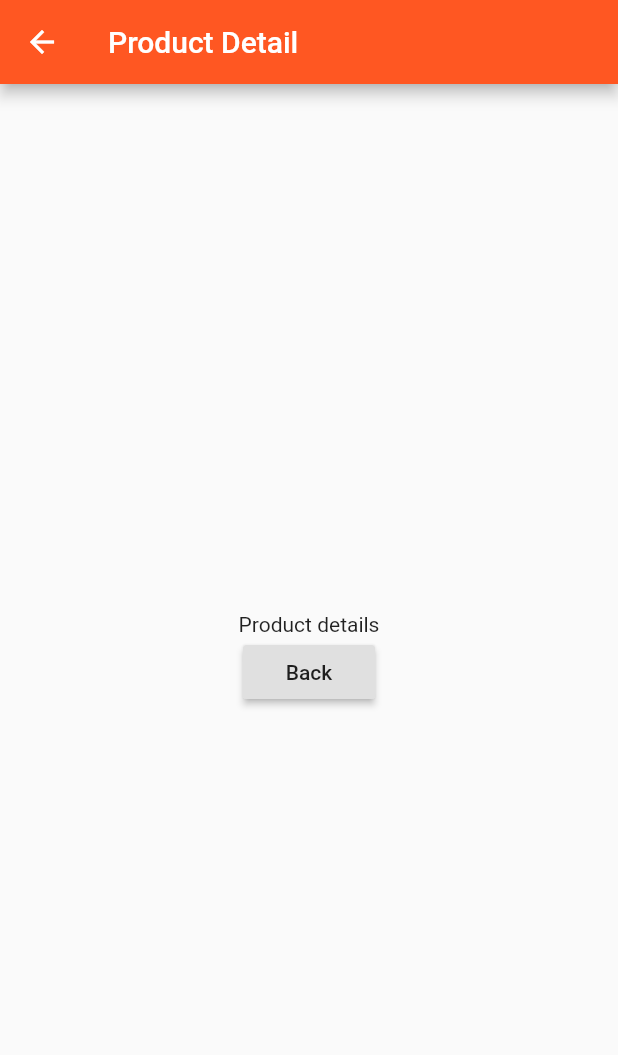
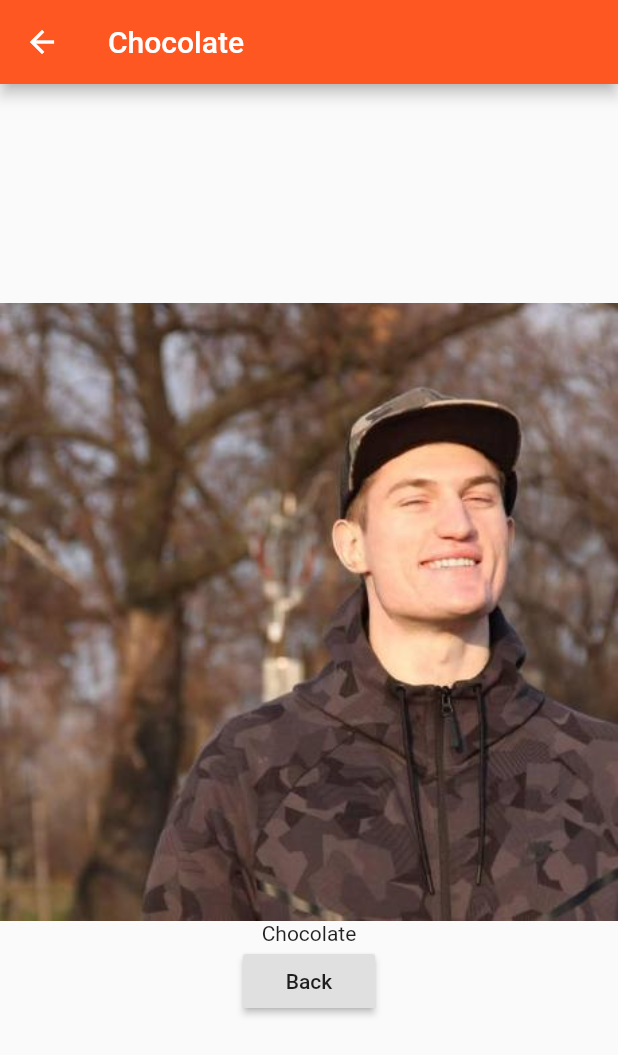
Before and after one commit to djurobrah/flutter_practice, a Flutter app: the screen it shows after launch, after a tap on "Press me!", after a tap on "Details", on a phone screen of 412 x 824 dp. Shown: the top 1055 px of the screen. Run offline on Flutter 3.47's test engine with Material 2 defaults, Android fonts, the phone set to English and light mode, and no system bars.

Commit message:
Passing data forward. (& maps)

```diff
--- a/lib/pages/product.dart
+++ b/lib/pages/product.dart
@@ -1,22 +1,26 @@
 import 'package:flutter/material.dart';
 
 class ProductPage extends StatelessWidget {
+
+  final String title;
+  final String imageUrl;
+
+  ProductPage(this.title, this.imageUrl);
+
   @override
   Widget build(BuildContext context) {
     return Scaffold(
       appBar: AppBar(
-        title: Text("Product Detail"),
+        title: Text(title),
       ),
-      body: Center(
-        child: Column(
-          mainAxisAlignment: MainAxisAlignment.center,
-          children: <Widget>[
-//            Image.asset('assets/image.jpg'),
-            Text("Product details"),
-            RaisedButton(
-                child: Text("Back"), onPressed: () => Navigator.pop(context))
-          ],
-        ),
+      body: Column(
+        mainAxisAlignment: MainAxisAlignment.center,
+        children: <Widget>[
+          Image.asset(imageUrl),
+          Text(title),
+          RaisedButton(
+              child: Text("Back"), onPressed: () => Navigator.pop(context))
+        ],
       ),
     );
   }
--- a/lib/product_control.dart
+++ b/lib/product_control.dart
@@ -11,7 +11,7 @@ class ProductControl extends StatelessWidget {
       color: Theme.of(context).primaryColor,
       child: Text("Press me!"),
       onPressed: () {
-        addProducts("Adding product.");
+        addProducts({'title': 'Chocolate', 'image': 'assets/image.jpg'});
       },
     );
   }
--- a/lib/product_manager.dart
+++ b/lib/product_manager.dart
@@ -4,7 +4,7 @@ import 'package:flutter_practice/products.dart';
 import 'product_control.dart';
 
 class ProductManager extends StatefulWidget {
-  final String startingProduct;
+  final Map<String, String> startingProduct;
 
   ProductManager({this.startingProduct});
 
@@ -13,18 +13,17 @@ class ProductManager extends StatefulWidget {
 }
 
 class _ProductManagerState extends State<ProductManager> {
-  List<String> _products = [];
+  List<Map<String, String>> _products = [];
 
   @override
   void initState() {
-    if(widget.startingProduct != null)
-    {
+    if (widget.startingProduct != null) {
       _products.add(widget.startingProduct);
     }
     super.initState();
   }
 
-  void _addProducts(String product) {
+  void _addProducts(Map<String, String> product) {
     setState(() {
       _products.add(product);
     });
--- a/lib/products.dart
+++ b/lib/products.dart
@@ -3,7 +3,7 @@ import 'package:flutter/material.dart';
 import 'pages/product.dart';
 
 class Products extends StatelessWidget {
-  final List<String> products;
+  final List<Map<String, String>> products;
 
   Products(this.products);
 
@@ -12,8 +12,8 @@ class Products extends StatelessWidget {
       color: Colors.amberAccent,
       child: Column(
         children: <Widget>[
-          Image.asset("assets/image.jpg"),
-          Text(products[index]),
+          Image.asset(products[index]['image']),
+          Text(products[index]['title']),
           ButtonBar(
             alignment: MainAxisAlignment.center,
             children: <Widget>[
@@ -21,7 +21,10 @@ class Products extends StatelessWidget {
                 child: Text("Details"),
                 onPressed: () => Navigator.push(
                       context,
-                      MaterialPageRoute(builder: (BuildContext context) => ProductPage()),
+                      MaterialPageRoute(
+                          builder: (BuildContext context) => ProductPage(
+                              products[index]['title'],
+                              products[index]['image'])),
                     ),
               ),
             ],
```
